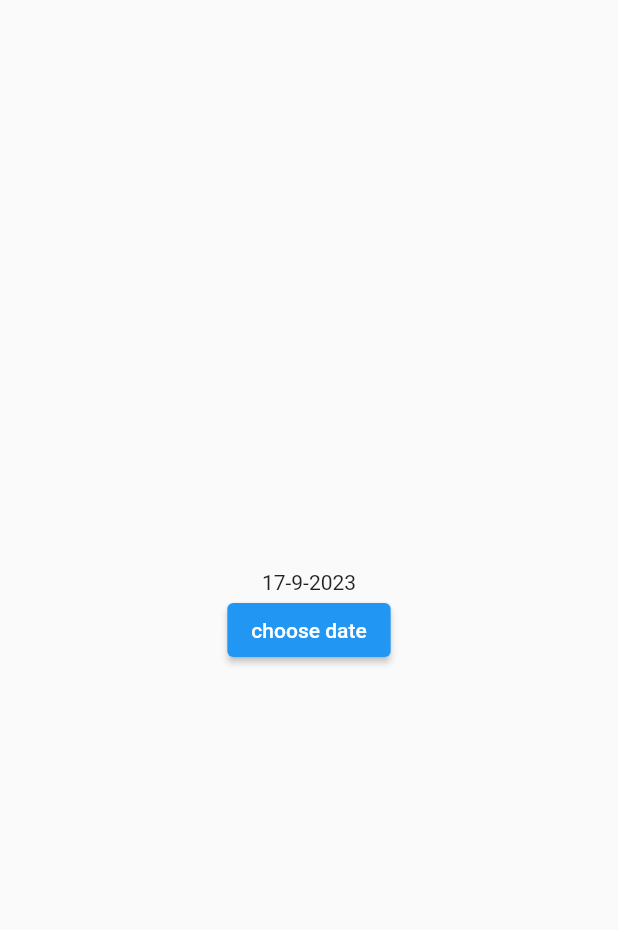
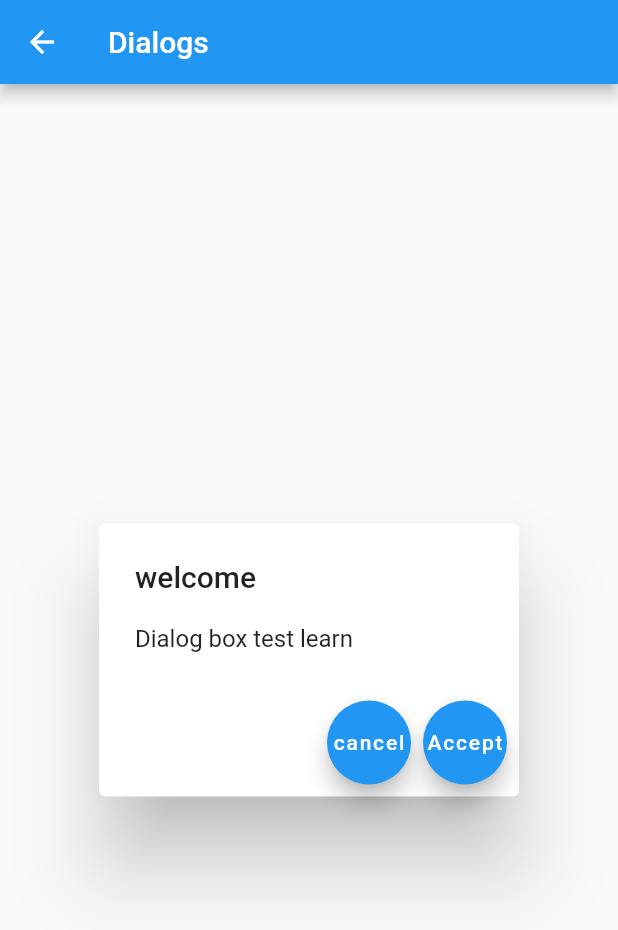
Before and after one commit to Nikhildeshmukh07/Flutter_Learn, a Flutter app: the ExpansionTileCardWidget screen opened directly, after a tap on the "arrow back" icon, on a phone screen of 412 x 824 dp. Shown: the top 930 px of the screen. Run offline on Flutter 3.47's test engine with Material 2 defaults, Android fonts, the phone set to English and light mode, and no system bars; our stand-ins replace dropdown_button2.

Commit message:
commit from sstpl 1:33

```diff
--- a/lib/11ExpansionTileCard.dart
+++ b/lib/11ExpansionTileCard.dart
@@ -7,7 +7,6 @@ class RunTileCard extends StatelessWidget {
   @override
   Widget build(BuildContext context) {
     return MaterialApp(
-      title: 'Expansion Tile card',
       theme: ThemeData(primaryColor: Colors.blueAccent),
       home: const ExpansionTileCardWidget(title: 'expansion tile card'),
     );
@@ -39,13 +38,13 @@ class _ExpansionTileCardState extends State<ExpansionTileCardWidget> {
       body: ListView(
         children: <Widget>[
           Padding(
-            padding: EdgeInsets.symmetric(horizontal: 12.0),
+            padding: const EdgeInsets.symmetric(horizontal: 12.0),
             child: ExpansionTile(
-              leading: CircleAvatar(child: Text('A')),
-              title: Text('tap to expand'),
-              subtitle: Text('is has picture'),
+              leading: const CircleAvatar(child: Text('A')),
+              title: const Text('tap to expand'),
+              subtitle: const Text('is has picture'),
               children: <Widget>[
-                Divider(
+                const Divider(
                   thickness: 1.0,
                   height: 1.0,
                 ),
--- /dev/null
+++ b/lib/13Dialogs.dart
@@ -0,0 +1,28 @@
+import 'package:flutter/material.dart';
+
+class Dialogs extends StatelessWidget {
+  const Dialogs({super.key});
+
+  @override
+  Widget build(BuildContext context) {
+    return Scaffold(
+      appBar: AppBar(
+        title: Text('Dialogs'),
+        leading: IconButton(
+          icon: Icon(Icons.arrow_back),
+          onPressed: () {
+            Navigator.pop(context);
+          },
+        ),
+      ),
+      body: AlertDialog(
+        title: Text('welcome'),
+        content: Text('Dialog box test learn'),
+        actions: [
+          FloatingActionButton(child: Text('cancel'), onPressed: () {}),
+          FloatingActionButton(child: Text('Accept'), onPressed: () {})
+        ],
+      ),
+    );
+  }
+}
--- a/lib/main.dart
+++ b/lib/main.dart
@@ -1,5 +1,7 @@
 import 'package:flutter/material.dart';
 import 'package:flutter_learn/11ExpansionTileCard.dart';
+import 'package:flutter_learn/13Dialogs.dart';
+
 import 'package:flutter_learn/3TutorialHome.dart';
 import 'package:flutter_learn/8RichtextWidget.dart';
 import 'package:flutter_learn/9TabBarDemo.dart';
@@ -23,7 +25,7 @@ class MyApp extends StatelessWidget {
       theme: ThemeData(
         primarySwatch: Colors.blue,
       ),
-      home: const Datepickerwidget(),
+      home: Dialogs(),
       //home: RunTileCard(),
     );
   }
```
Also changed, not shown: lib/12Datepicker.dart (+9 -0 lines), lib/Dashboard.dart (+10 -1 lines).
